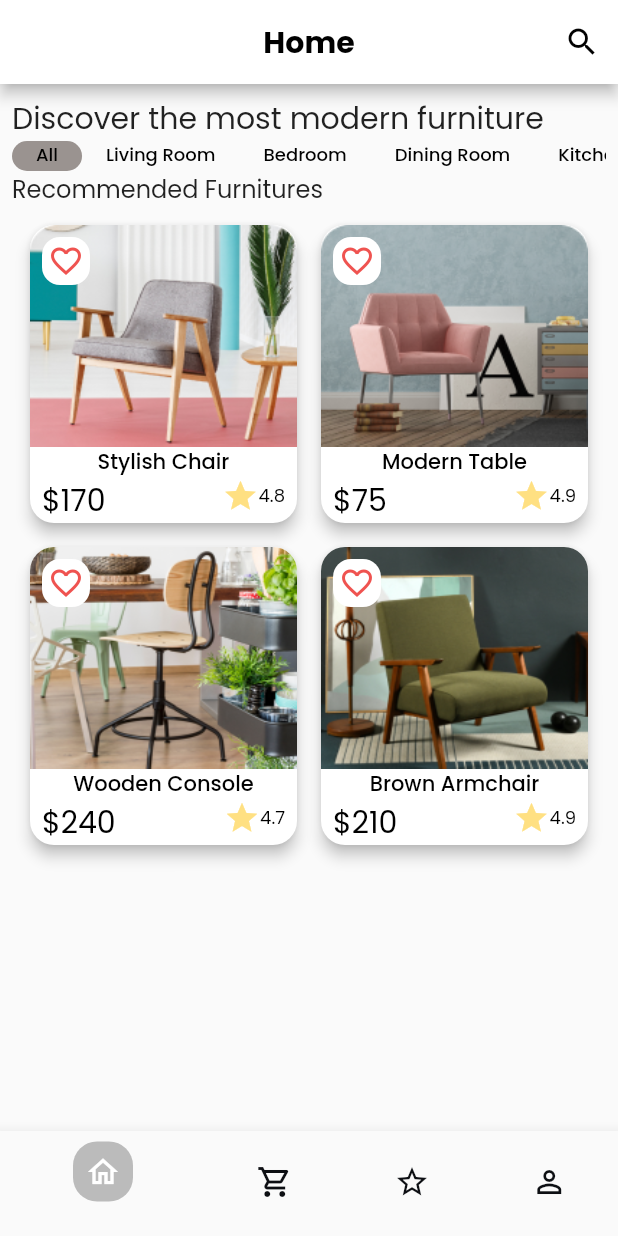
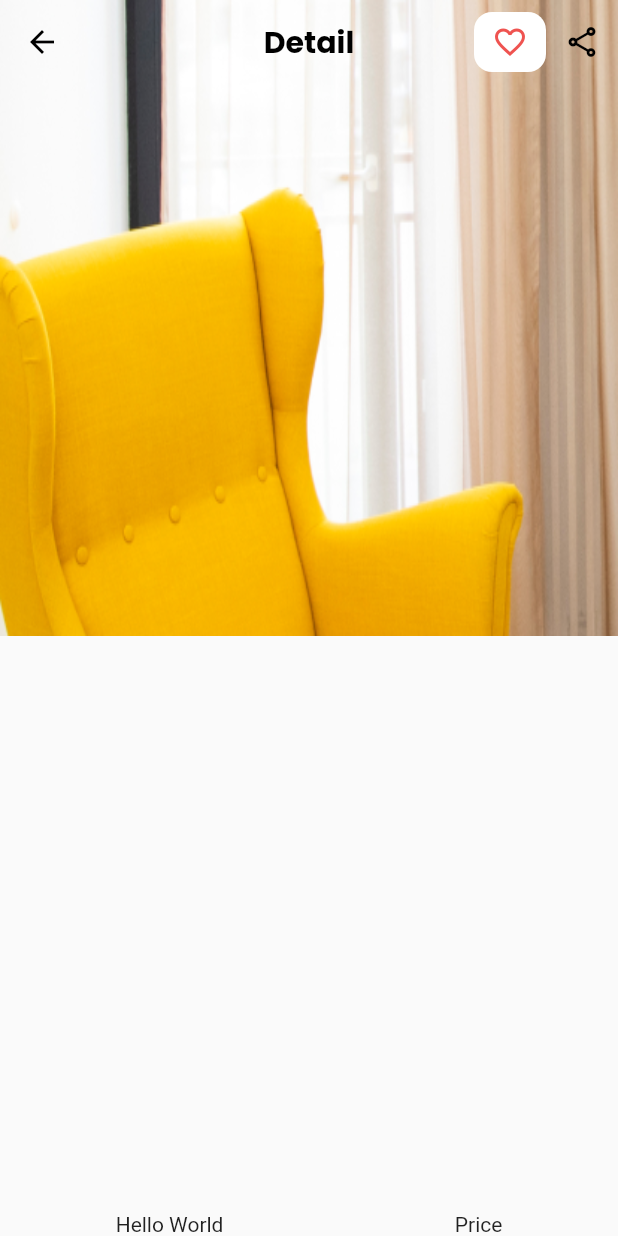
Before and after one commit to lie16/fugi_furniture_shop, a Flutter app: the screen it shows after launch, after a tap on "Stylish Chair", on a phone screen of 412 x 824 dp. Run offline on Flutter 3.47's test engine with Material 2 defaults, Android fonts, the phone set to English and light mode, and no system bars; our stand-ins replace flutter_screenutil, go_router, google_fonts.

Commit message:
bottom sheet masih jaduh dr mata

```diff
--- /dev/null
+++ b/lib/common/widget/lie_favorite.dart
@@ -0,0 +1,18 @@
+import 'package:flutter/material.dart';
+
+Widget lieFavorite() {
+  return Container(
+    // height: 10,
+    decoration: BoxDecoration(
+      color: Colors.white,
+      borderRadius: BorderRadius.circular(12),
+    ),
+    padding: const EdgeInsets.all(4),
+    child: IconButton(
+      icon: Icon(
+        Icons.favorite_outline,
+        color: Colors.red.shade400,
+      ), onPressed: () {  },
+    ),
+  );
+}
--- a/lib/feature/home/page/my_home_page.dart
+++ b/lib/feature/home/page/my_home_page.dart
@@ -4,7 +4,9 @@ import 'package:flutter/material.dart';
 import 'package:fugi_furniture_shop/const/my_style.dart';
 import 'package:fugi_furniture_shop/feature/home/page/widget/lie_card_item.dart';
 import 'package:fugi_furniture_shop/theme/color_pallete.dart';
+import 'package:go_router/go_router.dart';
 
+import '../../../routing/app_router.dart';
 import '../widget/my_tab_item.dart';
 
 class MyHomePage extends StatefulWidget {
@@ -71,6 +73,7 @@ class _MyHomePageState extends State<MyHomePage>
   Widget build(BuildContext context) {
     return Scaffold(
       appBar: AppBar(
+        leading: Icon(Icons.menu, color: Colors.black),
         backgroundColor: Colors.white,
         actions: [
           IconButton(
@@ -125,6 +128,9 @@ class _MyHomePageState extends State<MyHomePage>
                   return LieCardItem(
                     onTap: () {
                       log('${productDatas[index]}');
+                      context.goNamed(
+                        AppRoute.detailProduct.name,
+                      );
                     },
                     productDatas: productDatas[index],
                   );
--- /dev/null
+++ b/lib/feature/home/product/my_detail_product.dart
@@ -0,0 +1,100 @@
+import 'package:flutter/material.dart';
+
+import '../../../common/widget/lie_favorite.dart';
+import '../../../const/my_style.dart';
+
+class MyDetailProduct extends StatefulWidget {
+  const MyDetailProduct({super.key});
+
+  @override
+  State<MyDetailProduct> createState() => _MyDetailProductState();
+}
+
+class _MyDetailProductState extends State<MyDetailProduct> {
+  @override
+  Widget build(BuildContext context) {
+    return Scaffold(
+      extendBodyBehindAppBar: true,
+      appBar: AppBar(
+        foregroundColor: Colors.black,
+        backgroundColor: Colors.transparent.withOpacity(0),
+        centerTitle: true,
+        elevation: 0,
+        title: Text(
+          'Detail',
+          style: MyTextStyle().appTitle,
+        ),
+        actions: [
+          Padding(
+            padding: const EdgeInsets.symmetric(vertical: 8.0),
+            child: Container(
+              decoration: BoxDecoration(
+                color: Colors.white,
+                borderRadius: BorderRadius.circular(12),
+              ),
+              child: IconButton(
+                icon: Icon(
+                  Icons.favorite_outline,
+                  color: Colors.red.shade400,
+                ),
+                onPressed: () {},
+              ),
+            ),
+          ),
+          IconButton(
+            icon: const Icon(Icons.share_outlined),
+            color: Colors.black,
+            onPressed: () {
+              // Todo search tar aja
+            },
+          ),
+        ],
+      ),
+      body: Column(
+        mainAxisAlignment: MainAxisAlignment.start,
+        crossAxisAlignment: CrossAxisAlignment.start,
+        children: [
+          Expanded(
+            child: Container(
+              decoration: BoxDecoration(
+                image: DecorationImage(
+                  image: AssetImage('assets/images/5.png'),
+                  fit: BoxFit.fill,
+                ),
+              ),
+            ),
+          ),
+          // Container(
+          //   child: Text('a'),
+          // )
+        ],
+      ),
+      bottomSheet: Container(
+        height: 400,
+        decoration: BoxDecoration(
+          borderRadius: BorderRadius.circular(16),
+        ),
+            child: Column(
+              mainAxisAlignment: MainAxisAlignment.end,
+              children: [
+                Row(
+                  mainAxisAlignment: MainAxisAlignment.spaceAround,
+                  children: [
+                    Text('Hello World'),
+                    Text('Price'),
+                  ],
+                ),
+                // Text('rating'),
+                // Row(
+                //   mainAxisAlignment: MainAxisAlignment.spaceAround,
+                //   children: [
+                //     Text('Choose a color'),
+                //     Text('Price'),
+                //   ],
+                // ),
+              ],
+            ),
+        ),
+    );
+  }
+}
--- a/lib/routing/app_router.dart
+++ b/lib/routing/app_router.dart
@@ -1,5 +1,6 @@
 
 import 'package:fugi_furniture_shop/feature/home/my_home_screen.dart';
+import 'package:fugi_furniture_shop/feature/home/product/my_detail_product.dart';
 import 'package:go_router/go_router.dart';
 
 enum AppRoute {
@@ -18,15 +19,15 @@ List<RouteBase> routes = [
       path: '/',
       name: AppRoute.home.name,
       builder: (context, state) => const MyHomeScreen(),
-      // routes: [
-      //   GoRoute(
-      //     path: 'visit_new_mitra',
-      //     name: AppRoute.home.name,
-      //     pageBuilder: (context, state) => NoTransitionPage<void>(
-      //       key: state.pageKey,
-      //       child: const MyHomePage(),
-      //     ),
-      //   ),
-      // ],
+      routes: [
+        GoRoute(
+          path: 'detail_product',
+          name: AppRoute.detailProduct.name,
+          pageBuilder: (context, state) => NoTransitionPage<void>(
+            key: state.pageKey,
+            child: const MyDetailProduct(),
+          ),
+        ),
+      ],
     ),
 ];
```
